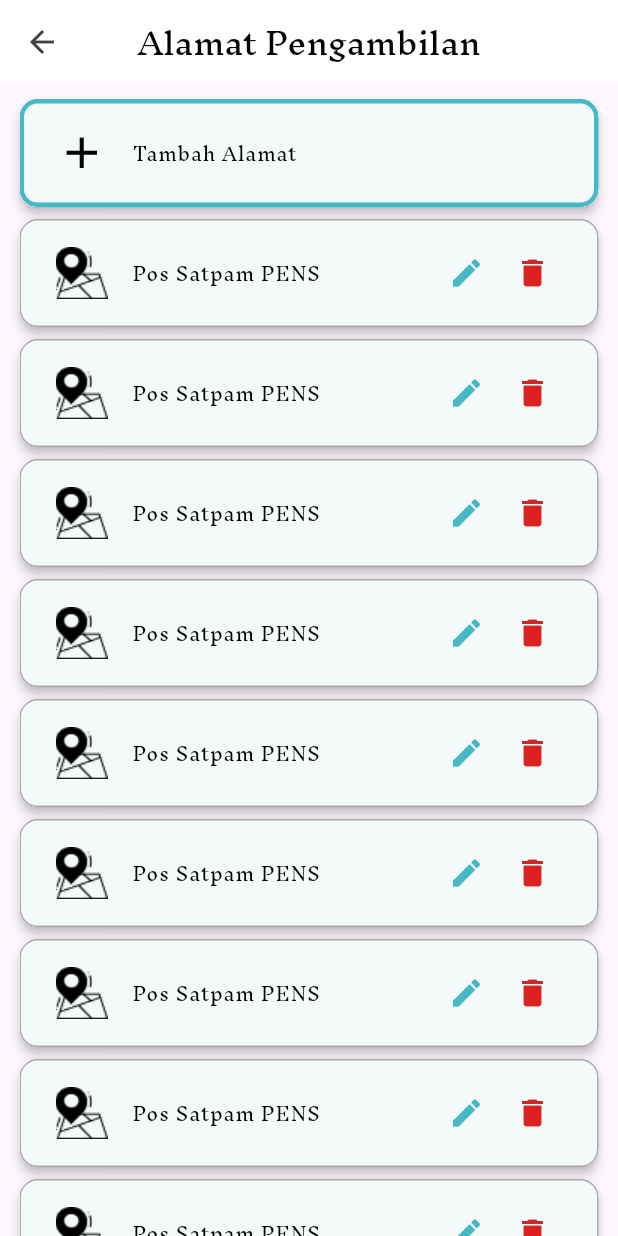
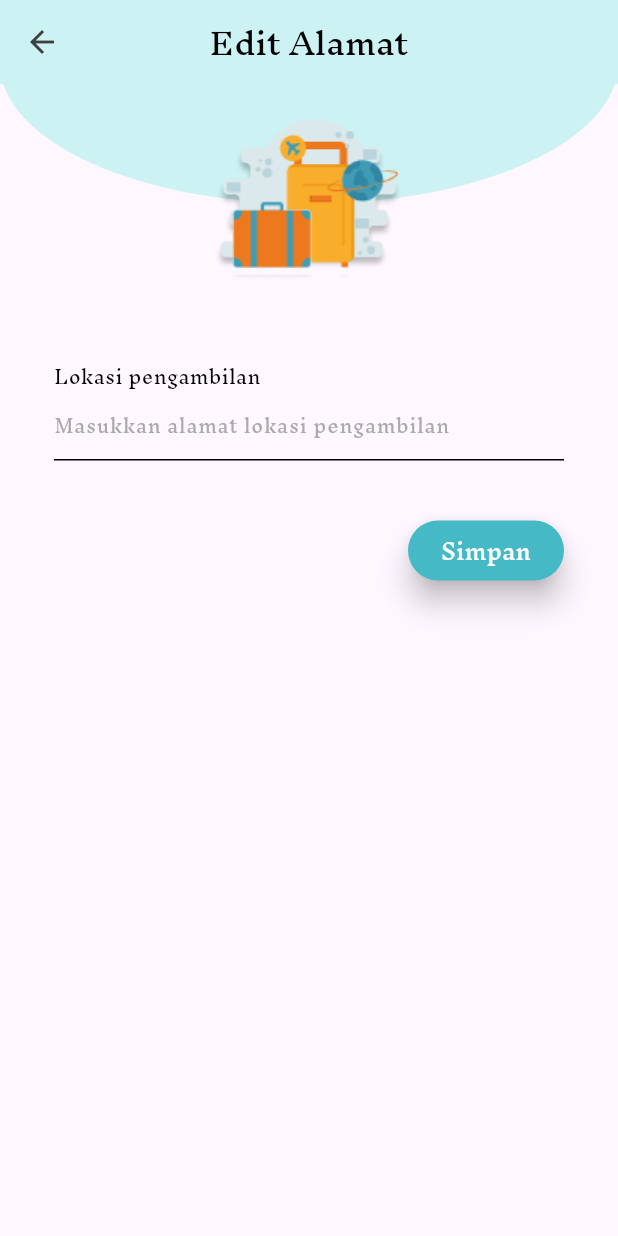
Before and after one commit to mukhayyar/free-market-pens-mobile, a Flutter app: the AlamatScreen screen opened directly, after a tap on the "edit" icon, on a phone screen of 412 x 824 dp. Run offline on Flutter 3.47's test engine with Material 3 defaults, Android fonts, the phone set to English and light mode, and no system bars; our stand-ins replace font_awesome_flutter, input_quantity.

Commit message:
fix: tambah edit alamat screen

```diff
--- a/lib/main.dart
+++ b/lib/main.dart
@@ -1,7 +1,5 @@
 import 'package:flutter/material.dart';
 import 'package:free_market_pens_mobile/presentation/screen/seller/alamat_screen.dart';
-import 'package:free_market_pens_mobile/presentation/screen/seller/detail_penjualan_screen.dart';
-import 'package:free_market_pens_mobile/presentation/screen/seller/tambah_alamat_screen.dart';
 import 'package:free_market_pens_mobile/theme.dart';
 
 void main() {
@@ -17,7 +15,7 @@ class MyApp extends StatelessWidget {
       title: 'Free Market',
       theme: appTheme,
       debugShowCheckedModeBanner: false,
-      home: TambahAlamatScreen(),
+      home: AlamatScreen(),
     );
   }
 }
--- a/lib/presentation/screen/seller/alamat_screen.dart
+++ b/lib/presentation/screen/seller/alamat_screen.dart
@@ -23,7 +23,7 @@ class _AlamatScreenState extends State<AlamatScreen> {
       ),
       body: SingleChildScrollView(
         child: Padding(
-          padding: const EdgeInsets.fromLTRB(9, 6, 9, 0),
+          padding: const EdgeInsets.fromLTRB(9, 6, 9, 6),
           child: Column(
             children: [
               const TambahAlamatCard(),
--- a/lib/presentation/screen/seller/detail_penjualan_screen.dart
+++ b/lib/presentation/screen/seller/detail_penjualan_screen.dart
@@ -55,7 +55,7 @@ class _DetailPenjualanScreenState extends State<DetailPenjualanScreen> {
           ),
         ),
       ),
-      bottomNavigationBar: TotalBottomAppBar(),
+      bottomNavigationBar: const TotalBottomAppBar(),
     );
   }
 }
--- a/lib/presentation/screen/seller/tambah_alamat_screen.dart
+++ b/lib/presentation/screen/seller/tambah_edit_alamat_screen.dart
@@ -1,27 +1,26 @@
 import 'package:flutter/material.dart';
-import 'package:flutter/widgets.dart';
 import 'package:free_market_pens_mobile/presentation/widget/component/custom_button.dart';
 import 'package:free_market_pens_mobile/presentation/widget/component/custom_textfield.dart';
 import 'package:free_market_pens_mobile/presentation/widget/component/latar_setengah_lingkaran.dart';
 
-class TambahAlamatScreen extends StatefulWidget {
-  const TambahAlamatScreen({super.key});
+class TambahEditAlamatScreen extends StatefulWidget {
+  const TambahEditAlamatScreen({super.key, required this.judul});
+
+  final String judul;
 
   @override
-  State<TambahAlamatScreen> createState() => _TambahAlamatScreenState();
+  State<TambahEditAlamatScreen> createState() => _TambahEditAlamatScreenState();
 }
 
-class _TambahAlamatScreenState extends State<TambahAlamatScreen> {
+class _TambahEditAlamatScreenState extends State<TambahEditAlamatScreen> {
   final TextEditingController _alamatController = TextEditingController();
-  final TextEditingController _nomorController = TextEditingController();
-  final TextEditingController _passwordController = TextEditingController();
 
   @override
   Widget build(BuildContext context) {
     return Scaffold(
       appBar: AppBar(
         title: Text(
-          "Tambah Alamat",
+          widget.judul,
           style: Theme.of(context).textTheme.headlineSmall,
         ),
         centerTitle: true,
@@ -37,7 +36,7 @@ class _TambahAlamatScreenState extends State<TambahAlamatScreen> {
                 LatarSetengahLingkaran(),
                 SizedBox(
                   height: 150,
-                  child: const Row(
+                  child: Row(
                     mainAxisAlignment: MainAxisAlignment.center,
                     children: [
                       Image(
--- a/lib/presentation/widget/card/alamat_card.dart
+++ b/lib/presentation/widget/card/alamat_card.dart
@@ -1,4 +1,5 @@
 import 'package:flutter/material.dart';
+import 'package:free_market_pens_mobile/presentation/screen/seller/tambah_edit_alamat_screen.dart';
 import 'package:free_market_pens_mobile/theme.dart';
 
 class AlamatCard extends StatelessWidget {
@@ -40,7 +41,14 @@ class AlamatCard extends StatelessWidget {
                   icon: const Icon(Icons.edit),
                   color: primary,
                   onPressed: () {
-                    // Add your edit functionality here
+                    Navigator.push(
+                      context,
+                      MaterialPageRoute(
+                        builder: (context) => const TambahEditAlamatScreen(
+                          judul: 'Edit Alamat',
+                        ),
+                      ),
+                    );
                   },
                   padding: EdgeInsets.zero,
                   constraints: const BoxConstraints(),
--- a/lib/presentation/widget/component/custom_textfield.dart
+++ b/lib/presentation/widget/component/custom_textfield.dart
@@ -11,7 +11,7 @@ class CustomTextField extends StatefulWidget {
   final bool isPassword;
 
   const CustomTextField({
-    Key? key,
+    super.key,
     required this.labelText,
     required this.hintText,
     required this.controller,
@@ -19,7 +19,7 @@ class CustomTextField extends StatefulWidget {
     this.icon,
     this.isPhoneNumber = false,
     this.isPassword = false,
-  }) : super(key: key);
+  });
 
   @override
   _CustomTextFieldState createState() => _CustomTextFieldState();
@@ -54,14 +54,14 @@ class _CustomTextFieldState extends State<CustomTextField> {
                   ? Icon(
                       widget.icon,
                       size: 24,
-                      color: Color(0xFF404040),
+                      color: const Color(0xFF404040),
                     )
                   : null,
               suffixIcon: widget.isPassword
                   ? IconButton(
                       icon: Icon(
                         _isObscure ? Icons.visibility : Icons.visibility_off,
-                        color: Color(0xFF404040),
+                        color: const Color(0xFF404040),
                       ),
                       onPressed: () {
                         setState(() {
```
Also changed, not shown: lib/presentation/widget/card/tambah_alamat_card.dart (+4 -3 lines).
